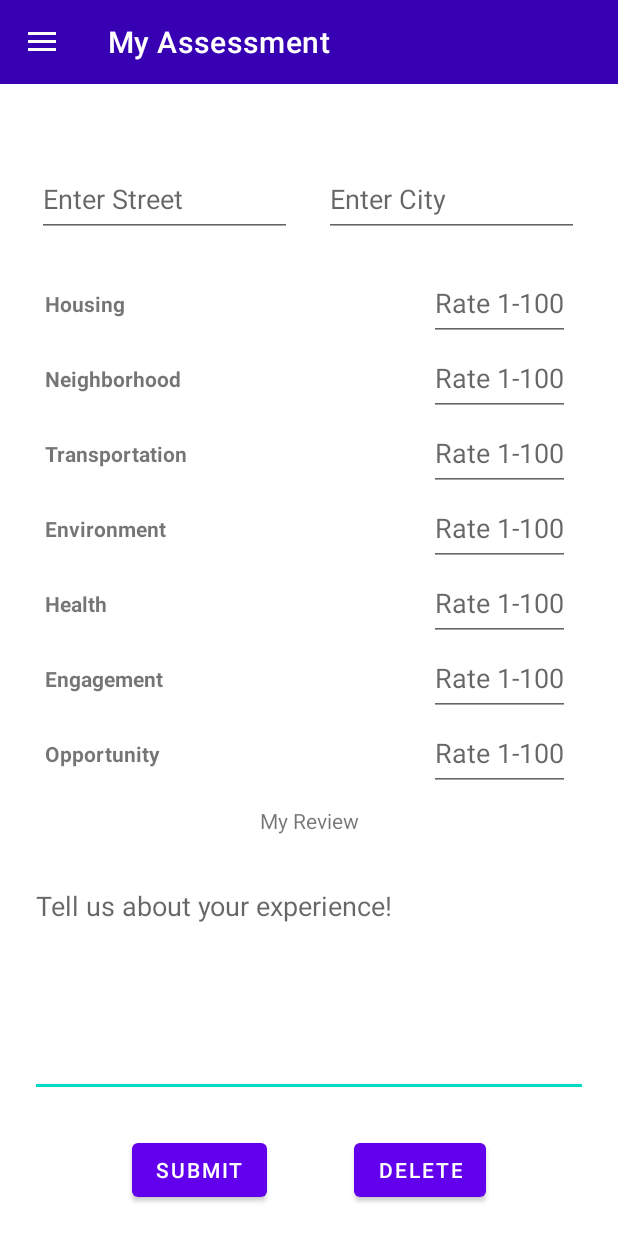
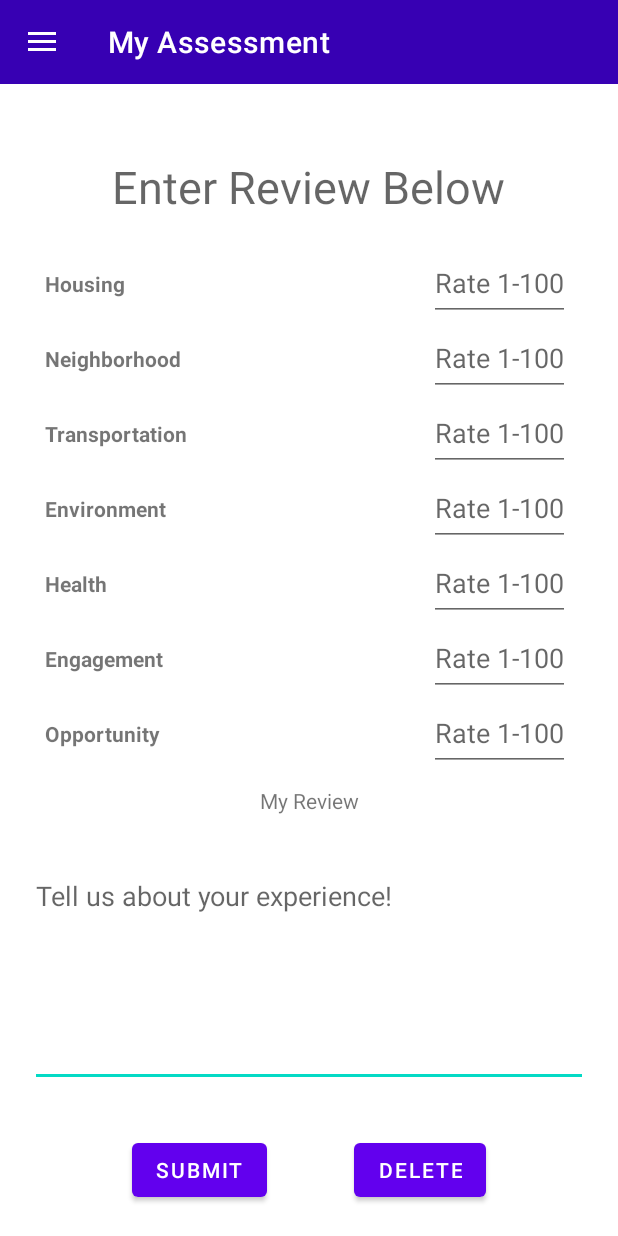
Before and after one commit to tuallen/CMSC436-Group-1, an Android app: the screen it shows after launch (MainActivity), in the side drawer, after a tap on "My Assessment", on a phone screen of 412 x 824 dp. Run offline under Robolectric (Android 15) with nearby library versions, the phone set to English and light mode, and no system bars; our stand-ins replace Firebase (no records; nobody signed in at launch, a user with empty details on screens opened directly); 1 statement that could not run was skipped.

Commit message:
search 90% done

```diff
--- a/Block Browser/app/src/main/java/com/example/myapplication/MainActivity.kt
+++ b/Block Browser/app/src/main/java/com/example/myapplication/MainActivity.kt
@@ -31,7 +31,7 @@ class MainActivity : AppCompatActivity() {
         setContentView(com.example.myapplication.R.layout.activity_main)
 
         val fragmentManager: FragmentManager = supportFragmentManager
-        fragmentManager.beginTransaction().replace(com.example.myapplication.R.id.flContent, NeighborhoodHub()).commit()
+        fragmentManager.beginTransaction().replace(com.example.myapplication.R.id.flContent, Search()).commit()
 
         // Set a Toolbar to replace the ActionBar.
         toolbar = findViewById<View>(com.example.myapplication.R.id.toolbar) as Toolbar
--- a/Block Browser/app/src/main/java/com/example/myapplication/assessment/NeighborhoodAssessment.kt
+++ b/Block Browser/app/src/main/java/com/example/myapplication/assessment/NeighborhoodAssessment.kt
@@ -11,13 +11,16 @@ import android.view.View
 import android.view.ViewGroup
 import android.widget.Button
 import android.widget.EditText
+import android.widget.TextView
 import android.widget.Toast
+import androidx.appcompat.app.AppCompatActivity
 import androidx.fragment.app.Fragment
 import com.example.myapplication.R
 import com.google.firebase.firestore.FirebaseFirestore
 import com.google.firebase.firestore.QueryDocumentSnapshot
 import com.google.firebase.firestore.ktx.firestore
 import com.google.firebase.ktx.Firebase
+import org.w3c.dom.Text
 
 class NeighborhoodAssessment : Fragment() {
     private lateinit var root : View
@@ -36,7 +39,7 @@ class NeighborhoodAssessment : Fragment() {
     private lateinit var mReview: EditText
     private lateinit var mSubmitButton: Button
     private lateinit var mDeleteButton: Button
-
+    private lateinit var street: TextView
     //Whenever you need the context use mCallback (goes with fun onAttach)
     private lateinit var mCallback: Context
     override fun onCreateView(inflater: LayoutInflater, container: ViewGroup?,
@@ -46,11 +49,20 @@ class NeighborhoodAssessment : Fragment() {
         root = inflater.inflate(R.layout.assess_layout, container, false)
         deviceID = Settings.Secure.getString(mCallback.contentResolver, Settings.Secure.ANDROID_ID)
         db = Firebase.firestore // Reference to database
+
+        (activity as AppCompatActivity?)!!.supportActionBar!!.show()
+
+        //Block ID from search
+        street = root.findViewById(R.id.street_name)
+        val bundle = this.arguments
+        if (bundle != null) {
+            blockID = bundle.getString("BlockID").toString()
+            Log.i("Tag", blockID)
+            street.text = blockID
+        }
+
         // Get block ID
-        blockID = "TEST"
-//        if (intent.hasExtra("blockID")) {
-//            blockID = intent.getStringExtra("blockID").toString()
-//        }
+//        blockID = "TEST"
 
         // Initialize EditText fields
         mHousing = root.findViewById<View>(R.id.editTextHousing) as EditText
--- a/Block Browser/app/src/main/java/com/example/myapplication/neighborhood_hub/NeighborhoodHub.kt
+++ b/Block Browser/app/src/main/java/com/example/myapplication/neighborhood_hub/NeighborhoodHub.kt
@@ -10,6 +10,7 @@ import android.view.View
 import android.view.ViewGroup
 import android.widget.LinearLayout
 import android.widget.TextView
+import androidx.appcompat.app.AppCompatActivity
 import androidx.fragment.app.Fragment
 import com.example.myapplication.R
 import com.google.android.gms.maps.CameraUpdateFactory
@@ -51,6 +52,7 @@ class NeighborhoodHub: Fragment(), OnMapReadyCallback {
                               savedInstanceState: Bundle?): View? {
 
         Log.d(TAG, "Entered Hub onCreateView()")
+        (activity as AppCompatActivity?)!!.supportActionBar!!.show()
 
         // Get views
         root = inflater.inflate(R.layout.hub_layout, container, false)
--- a/Block Browser/app/src/main/java/com/example/myapplication/search/Search.kt
+++ b/Block Browser/app/src/main/java/com/example/myapplication/search/Search.kt
@@ -2,18 +2,90 @@ package com.example.myapplication.search
 
 import android.content.Context
 import android.os.Bundle
+import android.util.Log
 import android.view.LayoutInflater
 import android.view.View
 import android.view.ViewGroup
+import android.widget.SearchView
+import android.widget.Toast
+import androidx.appcompat.app.AppCompatActivity
 import androidx.fragment.app.Fragment
+import com.example.myapplication.R
+import com.example.myapplication.assessment.NeighborhoodAssessment
+import com.google.firebase.firestore.FirebaseFirestore
+import com.google.firebase.firestore.ktx.firestore
+import com.google.firebase.ktx.Firebase
+import java.util.regex.Pattern
+
 
 class Search() : Fragment() {
+
     //Whenever you need the context use mCallback (goes with fun onAttach)
     private lateinit var mCallback: Context
+    private lateinit var blockID: String
+    private lateinit var db: FirebaseFirestore
+
     override fun onCreateView(inflater: LayoutInflater, container: ViewGroup?,
-                              savedInstanceState: Bundle?): View? {
+                              savedInstancIeState: Bundle?): View? {
+        var root = inflater.inflate(com.example.myapplication.R.layout.search_layout, container, false)
+        var search = root.findViewById<SearchView>(R.id.searchView)
+        searchConfig(search)
+        (activity as AppCompatActivity?)!!.supportActionBar!!.hide()
+        db = Firebase.firestore
 
-        return inflater.inflate(com.example.myapplication.R.layout.search_layout, container, false)
+
+        return root
+    }
+
+    private fun searchConfig(search: SearchView){
+        search.setOnQueryTextListener(object : SearchView.OnQueryTextListener {
+
+            override fun onQueryTextSubmit(query: String): Boolean {
+                var i = search.query.toString()
+                var temp: String = i
+                blockID = i
+                var b: Boolean = Pattern.matches("\\s?[a-zA-Z\\s]*,\\s?[a-zA-Z\\s]*\\s?",i )
+//                db.collection("assessments")
+//                    .whereEqualTo("block", blockID)
+//                    .get()
+//                    .addOnSuccessListener {result ->
+////                        sendToHub()
+//                        if (!result.isEmpty) {
+//                            Log.i("TAG", "tarr")
+//                        }
+//                        if(result.isEmpty) {
+//                            Log.i("TAG", "tarr")
+//                        }
+//                    }
+                if(b){
+                    sendToAssessments()
+                }else{
+                    Toast.makeText(mCallback, "Please follow the format \n \"Street Name, City Name\"", Toast.LENGTH_LONG).show()
+                }
+                return false
+            }
+            override fun onQueryTextChange(newText: String): Boolean {
+
+                return false
+            }
+        })
+    }
+
+    override fun onResume() {
+        super.onResume()
+        (activity as AppCompatActivity?)!!.supportActionBar!!.show()
+
+    }
+
+    fun sendToAssessments(){
+        var bundle = Bundle()
+        bundle.putString("BlockID", blockID)
+        val fragment = NeighborhoodAssessment()
+        fragment.arguments = bundle
+        getActivity()?.getSupportFragmentManager()?.beginTransaction()
+            ?.replace(R.id.flContent, fragment, "findThisFragment")
+            ?.addToBackStack(null)
+            ?.commit();
     }
 
     override fun onAttach(context: Context) {
@@ -22,6 +94,4 @@ class Search() : Fragment() {
         catch (e: ClassCastException) { throw ClassCastException("$context must implement SelectionListener") }
     }
 
-
-
 }
--- a/Block Browser/app/src/main/res/layout/assess_layout.xml
+++ b/Block Browser/app/src/main/res/layout/assess_layout.xml
@@ -281,32 +281,19 @@
             android:inputType="number" />
     </RelativeLayout>
 
-    <EditText
+    <TextView
         android:id="@+id/street_name"
-        android:layout_width="170dp"
-        android:layout_height="50dp"
-        android:layout_marginStart="30dp"
-        android:layout_marginTop="52dp"
-        android:layout_marginEnd="10dp"
-        android:ems="10"
-        android:hint="Enter Street"
-        android:inputType="textPassword"
-        app:layout_constraintEnd_toStartOf="@+id/city_name"
+        android:layout_width="wrap_content"
+        android:layout_height="wrap_content"
+        android:layout_marginStart="120dp"
+        android:layout_marginTop="48dp"
+        android:layout_marginEnd="121dp"
+        android:hint="Enter Review Below"
+        android:textSize="30dp"
+        android:textAlignment="center"
+        app:layout_constraintEnd_toEndOf="parent"
         app:layout_constraintStart_toStartOf="parent"
         app:layout_constraintTop_toTopOf="parent" />
 
-    <EditText
-        android:id="@+id/city_name"
-        android:layout_width="170dp"
-        android:layout_height="50dp"
-        android:layout_marginStart="11dp"
-        android:layout_marginTop="52dp"
-        android:layout_marginEnd="31dp"
-        android:ems="10"
-        android:hint="Enter City"
-        android:inputType="textPassword"
-        app:layout_constraintEnd_toEndOf="parent"
-        app:layout_constraintStart_toEndOf="@+id/street_name"
-        app:layout_constraintTop_toTopOf="parent" />
 
 </androidx.constraintlayout.widget.ConstraintLayout>
```
Also changed, not shown: Block Browser/app/src/main/res/layout/search_layout.xml (+10 -4 lines), Block Browser/app/src/main/res/drawable/search_background.jpg (added).
